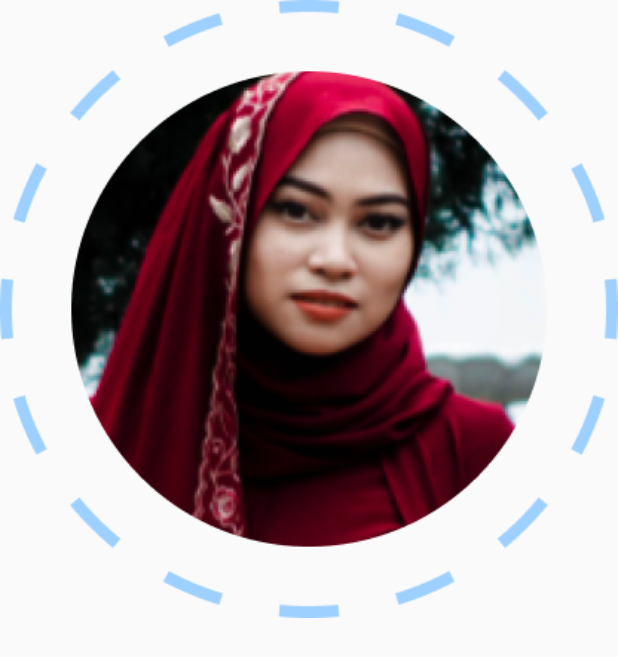
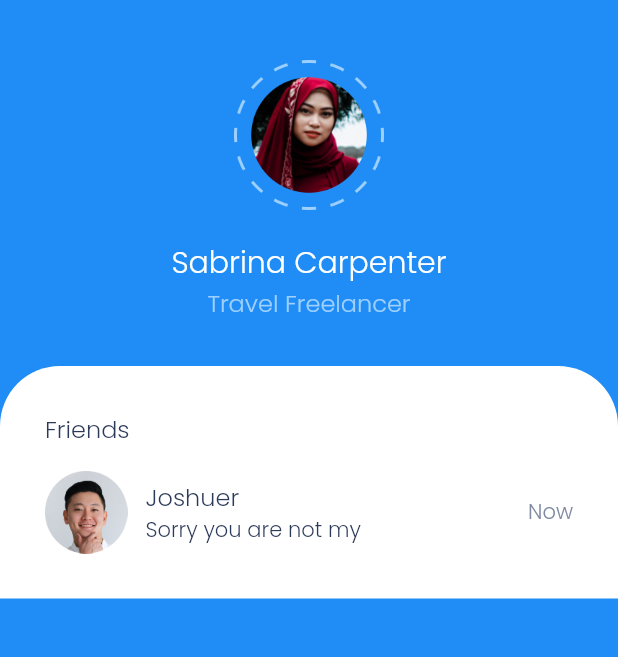
Before and after one commit to farisqadr/charityz, a Flutter app: the screen it shows after launch, on a phone screen of 412 x 824 dp. Shown: the top 657 px of the screen. Run offline on Flutter 3.47's test engine with Material 2 defaults, Android fonts, the light colour scheme and no system bars.

Commit message:
home page widget and style

```diff
--- a/charityz/lib/pages/home_page.dart
+++ b/charityz/lib/pages/home_page.dart
@@ -1,4 +1,6 @@
+import 'package:charityz/theme.dart';
 import 'package:flutter/material.dart';
+import 'package:charityz/widgets/chat_tile.dart';
 
 class HomePage extends StatelessWidget {
   const HomePage({Key? key}) : super(key: key);
@@ -6,8 +8,49 @@ class HomePage extends StatelessWidget {
   @override
   Widget build(BuildContext context) {
     return Scaffold(
+        backgroundColor: blueColor,
         body: SafeArea(
-      child: Image.asset('assets/images/profpic.png'),
-    ));
+          child: Center(
+            child: Column(children: [
+              const SizedBox(
+                height: 40,
+              ),
+              Image.asset('assets/images/profpic.png', height: 100, width: 100),
+              const SizedBox(height: 20),
+              Text(
+                'Sabrina Carpenter',
+                style: TextStyle(fontSize: 20, color: whiteColor),
+              ),
+              Text(
+                'Travel Freelancer',
+                style: TextStyle(color: lightBlue, fontSize: 16),
+              ),
+              const SizedBox(
+                height: 30,
+              ),
+              Container(
+                width: double.infinity,
+                padding: EdgeInsets.all(30),
+                decoration: BoxDecoration(
+                    color: whiteColor,
+                    borderRadius:
+                        BorderRadius.vertical(top: Radius.circular(40))),
+                child: Column(
+                  crossAxisAlignment: CrossAxisAlignment.start,
+                  children: [
+                    Text(
+                      'Friends',
+                      style: titleTextStyle,
+                    ),
+                    const SizedBox(
+                      height: 16,
+                    ),
+                    ChatTile(),
+                  ],
+                ),
+              )
+            ]),
+          ),
+        ));
   }
 }
--- /dev/null
+++ b/charityz/lib/theme.dart
@@ -0,0 +1,13 @@
+import 'package:flutter/material.dart';
+
+Color blueColor = Color(0xff1F8DF5);
+Color whiteColor = Color(0xffFFFFFF);
+Color lightBlue = Color(0xff9ED0FF);
+Color grayColor = Color(0xff808BA2);
+Color blackColor = Color(0xff2C3A59);
+Color greenColor = Color(0xff29CB9E);
+
+TextStyle titleTextStyle =
+    TextStyle(color: blackColor, fontWeight: FontWeight.w500, fontSize: 16);
+TextStyle subTitleTextStyle =
+    TextStyle(color: grayColor, fontWeight: FontWeight.w300);
--- /dev/null
+++ b/charityz/lib/widgets/chat_tile.dart
@@ -0,0 +1,40 @@
+import 'package:flutter/material.dart';
+import 'package:charityz/theme.dart';
+
+class ChatTile extends StatelessWidget {
+  const ChatTile({Key? key}) : super(key: key);
+
+  @override
+  Widget build(BuildContext context) {
+    return Row(
+      children: [
+        Image.asset(
+          'assets/images/friend1.png',
+          height: 55,
+          width: 55,
+        ),
+        const SizedBox(
+          width: 12,
+        ),
+        Column(
+          crossAxisAlignment: CrossAxisAlignment.start,
+          children: [
+            Text(
+              'Joshuer',
+              style: titleTextStyle,
+            ),
+            Text(
+              'Sorry you are not my',
+              style: subTitleTextStyle.copyWith(color: blackColor),
+            ),
+          ],
+        ),
+        Spacer(),
+        Text(
+          'Now',
+          style: subTitleTextStyle,
+        )
+      ],
+    );
+  }
+}
```
